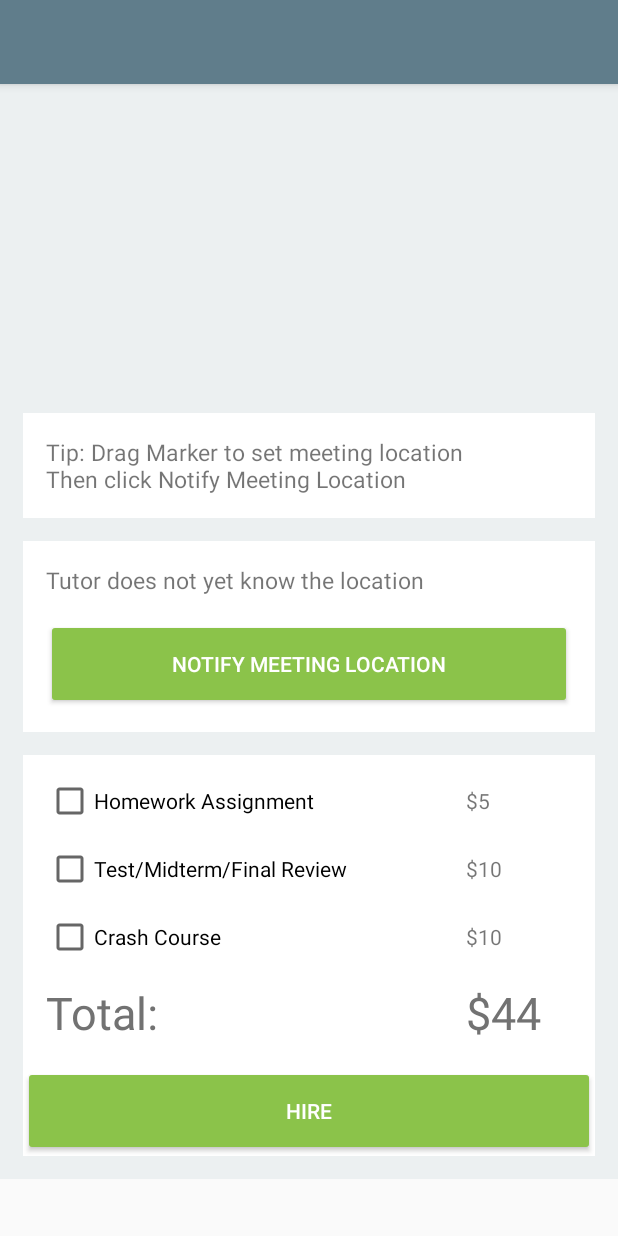
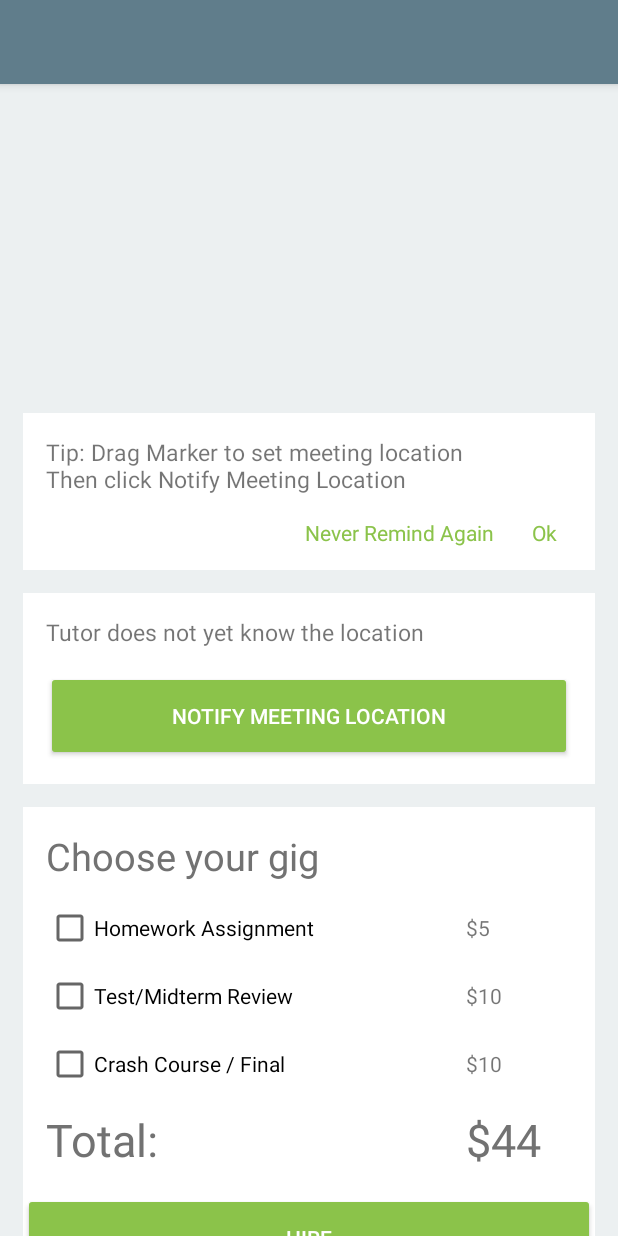
Before and after one commit to thesultanster/SwiftTutor, an Android app: the Booking screen opened directly, with no data from a screen before it, on a phone screen of 412 x 824 dp. Run offline under Robolectric (Android 15) with nearby library versions, the phone set to English and light mode, and no system bars.

Commit message:
Booking Activity layout added ok/never remind text added title to Choose Gig card

```diff
--- a/app/src/main/res/layout/activity_booking.xml
+++ b/app/src/main/res/layout/activity_booking.xml
@@ -49,14 +49,51 @@
                     android:layout_marginTop="15sp"
                     android:background="#FFFFFF"
                     android:orientation="vertical"
-                    android:padding="15sp">
+                    >
 
                     <TextView
                         android:id="@+id/tipText"
                         android:layout_width="match_parent"
                         android:layout_height="wrap_content"
+                        android:layout_marginLeft="15sp"
+                        android:layout_marginRight="15sp"
+                        android:layout_marginTop="15sp"
                         android:text="Tip: Drag Marker to set meeting location\nThen click Notify Meeting Location"
                         android:textSize="15sp" />
+
+                    <RelativeLayout
+                        android:layout_width="match_parent"
+                        android:layout_height="wrap_content"
+                        android:layout_marginLeft="15sp"
+                        android:layout_marginRight="15sp"
+                        android:layout_marginBottom="5sp"
+                        android:layout_marginTop="5sp"
+                       >
+
+                        <TextView
+                            android:id="@+id/okText"
+                            android:layout_width="wrap_content"
+                            android:layout_height="wrap_content"
+                            android:layout_alignParentRight="true"
+                            android:layout_marginLeft="5sp"
+                            android:gravity="center"
+                            android:padding="10sp"
+                            android:textColor="@color/colorAccent"
+                            android:text="Ok"/>
+
+                        <TextView
+                            android:id="@+id/neverRemindText"
+                            android:layout_width="wrap_content"
+                            android:layout_height="wrap_content"
+                            android:layout_toLeftOf="@+id/okText"
+                            android:padding="10sp"
+                            android:gravity="center"
+                            android:textColor="@color/colorAccent"
+                            android:text="Never Remind Again"/>
+
+
+
+                    </RelativeLayout>
 
 
                 </LinearLayout>
@@ -147,12 +184,20 @@
                     android:background="#FFFFFF"
                     android:orientation="vertical">
 
+                    <TextView
+                        android:id="@+id/chooseGigText"
+                        android:layout_width="match_parent"
+                        android:layout_height="wrap_content"
+                        android:textColor="@color/secondaryText"
+                        android:layout_margin="15sp"
+                        android:textSize="25sp"
+                        android:text="Choose your gig"/>
+
                     <LinearLayout
                         android:layout_width="match_parent"
                         android:layout_height="wrap_content"
                         android:layout_marginLeft="15sp"
                         android:layout_marginRight="15sp"
-                        android:layout_marginTop="15sp"
                         android:orientation="horizontal">
 
                         <CheckBox
@@ -184,7 +229,7 @@
                             android:layout_width="0dp"
                             android:layout_height="30sp"
                             android:layout_weight="4"
-                            android:text="Test/Midterm/Final Review " />
+                            android:text="Test/Midterm Review " />
 
                         <TextView
                             android:id="@+id/testReviewPrice"
@@ -208,7 +253,7 @@
                             android:layout_width="0dp"
                             android:layout_height="30sp"
                             android:layout_weight="4"
-                            android:text="Crash Course " />
+                            android:text="Crash Course / Final " />
 
                         <TextView
                             android:id="@+id/crashCoursePrice"
```
